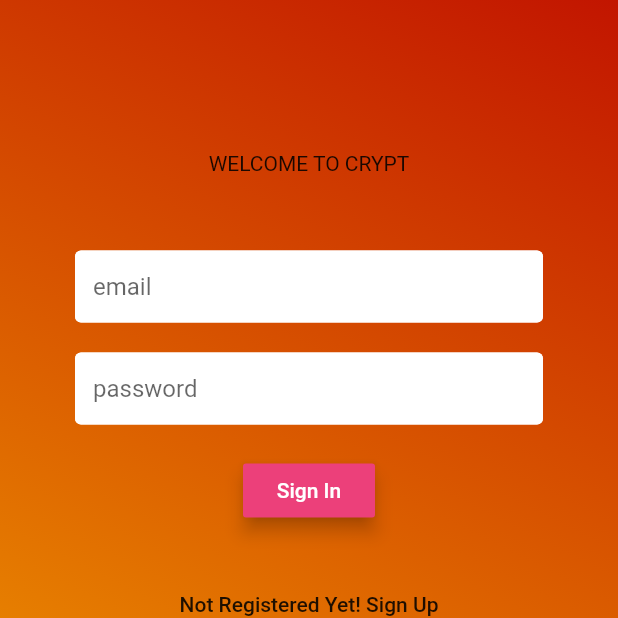
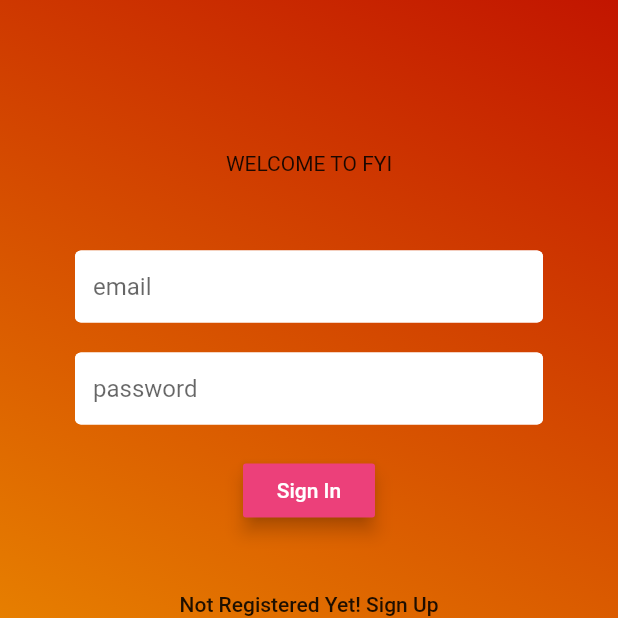
Before and after one commit to thecheesybit/fyi-flutter-app, a Flutter app: the screen it shows after launch, on a phone screen of 412 x 824 dp, the top half of it. Run offline on Flutter 3.47's test engine with Material 2 defaults, Android fonts, the phone set to English and light mode, and no system bars; our stand-ins replace firebase_auth, flutter_spinkit; accounts and stored records are empty.

Commit message:
few changes

```diff
--- a/lib/screens/pre/login.dart
+++ b/lib/screens/pre/login.dart
@@ -65,7 +65,7 @@ class _SignInState extends State<SignIn> {
                   SizedBox(
                     height: 10,
                   ),
-                  Text('WELCOME TO CRYPT'),
+                  Text('WELCOME TO FYI'),
                   Container(
                     padding:
                         EdgeInsets.symmetric(vertical: 50.0, horizontal: 50.0),
--- a/lib/screens/pre/register.dart
+++ b/lib/screens/pre/register.dart
@@ -58,7 +58,7 @@ class _RegisterState extends State<Register> {
                   SizedBox(
                     height: 10,
                   ),
-                  Text('WELCOME TO CRYPT'),
+                  Text('WELCOME TO FYI'),
                   Container(
                     padding:
                         EdgeInsets.symmetric(vertical: 50.0, horizontal: 50.0),
```
